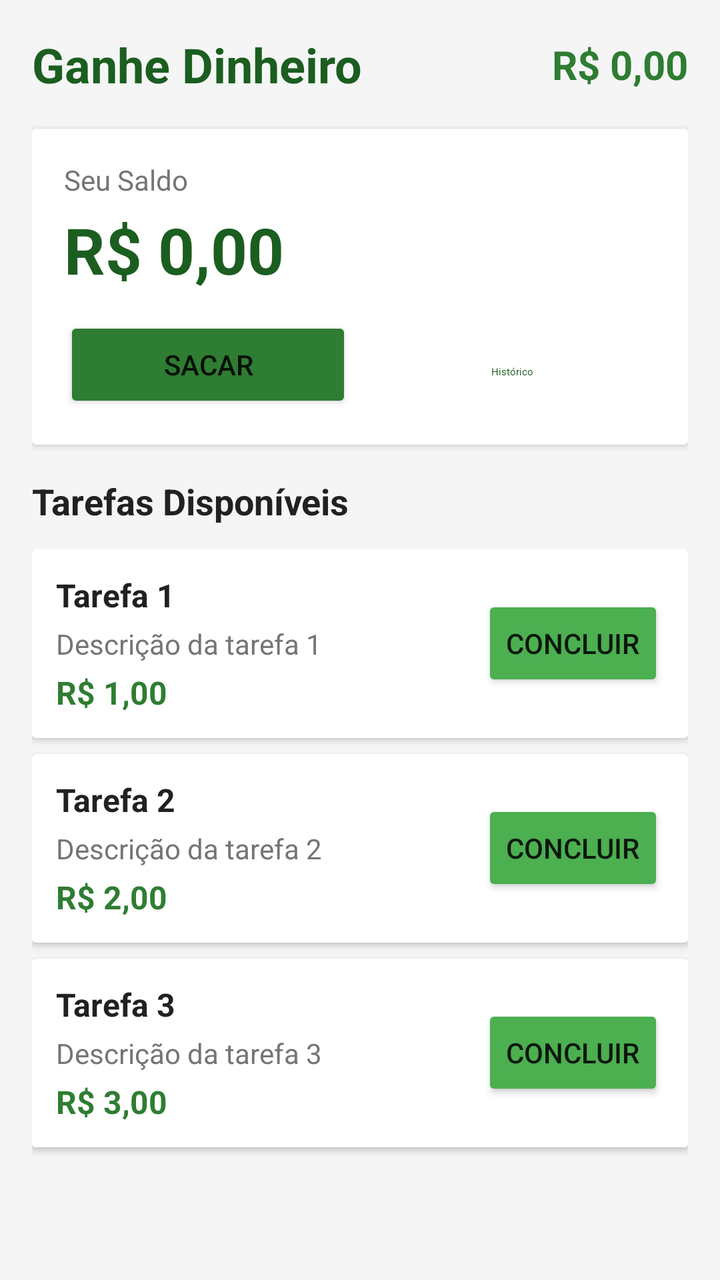
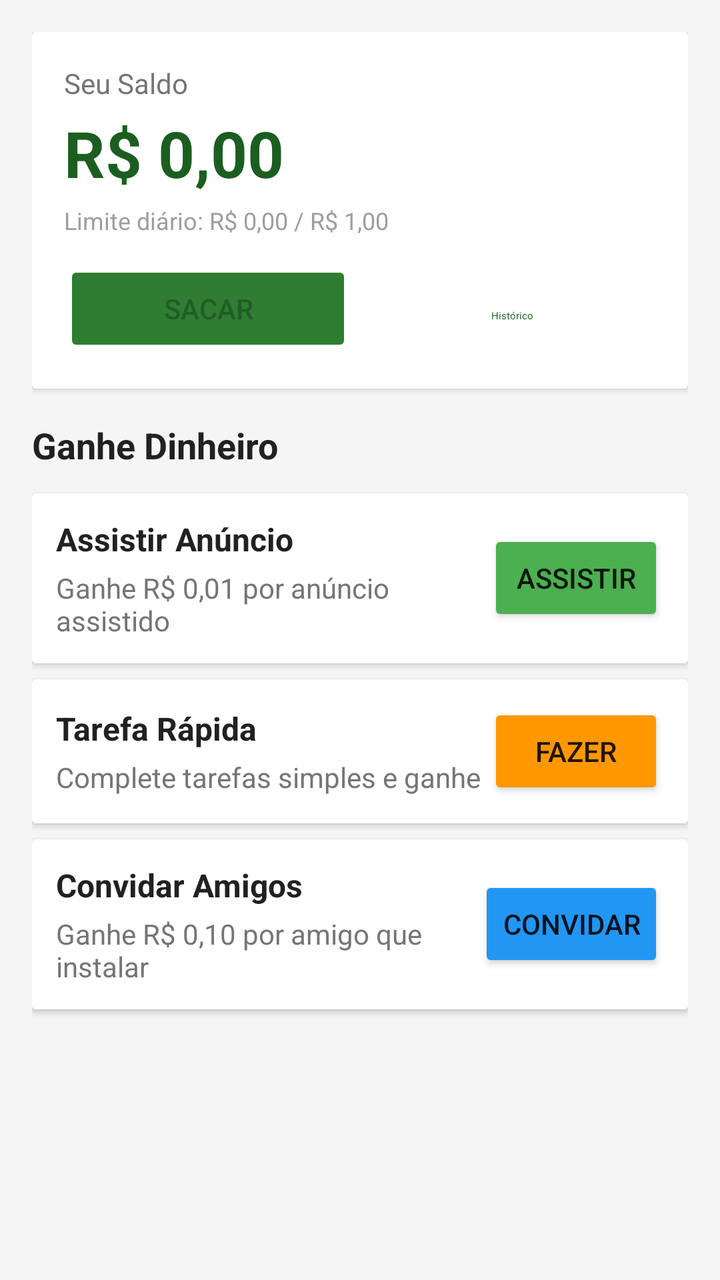

Compare the two renders of this Android layout. The source of the first and the diff that turns it into the second are given below.
<!-- AndroidManifest.xml: application theme Theme.Task2Cash -->
<!-- res/layout/activity_main.xml -->
<?xml version="1.0" encoding="utf-8"?>
<LinearLayout xmlns:android="http://schemas.android.com/apk/res/android"
    android:layout_width="match_parent"
    android:layout_height="match_parent"
    android:orientation="vertical"
    android:padding="16dp"
    android:background="#F5F5F5"
    android:fitsSystemWindows="true">

    
    <LinearLayout
        android:layout_width="match_parent"
        android:layout_height="wrap_content"
        android:orientation="horizontal"
        android:gravity="center_vertical"
        android:layout_marginBottom="16dp">

        <TextView
            android:layout_width="0dp"
            android:layout_height="wrap_content"
            android:layout_weight="1"
            android:text="Ganhe Dinheiro"
            android:textSize="24sp"
            android:textStyle="bold"
            android:textColor="#1B5E20" />

        <TextView
            android:id="@+id/tv_saldo"
            android:layout_width="wrap_content"
            android:layout_height="wrap_content"
            android:text="R$ 0,00"
            android:textSize="20sp"
            android:textStyle="bold"
            android:textColor="#2E7D32" />
    </LinearLayout>

    
    <androidx.cardview.widget.CardView
        android:layout_width="match_parent"
        android:layout_height="wrap_content"
        android:layout_marginBottom="16dp"
        android:elevation="4dp"
        android:radius="8dp">

        <LinearLayout
            android:layout_width="match_parent"
            android:layout_height="wrap_content"
            android:orientation="vertical"
            android:padding="16dp"
            android:background="#FFFFFF">

            <TextView
                android:layout_width="wrap_content"
                android:layout_height="wrap_content"
                android:text="Seu Saldo"
                android:textSize="14sp"
                android:textColor="#757575" />

            <TextView
                android:id="@+id/tv_saldo_card"
                android:layout_width="wrap_content"
                android:layout_height="wrap_content"
                android:text="R$ 0,00"
                android:textSize="32sp"
                android:textStyle="bold"
                android:textColor="#1B5E20"
                android:layout_marginTop="4dp" />

            <LinearLayout
                android:layout_width="match_parent"
                android:layout_height="wrap_content"
                android:orientation="horizontal"
                android:layout_marginTop="12dp">

                <Button
                    android:id="@+id/btn_sacar"
                    android:layout_width="0dp"
                    android:layout_height="wrap_content"
                    android:layout_weight="1"
                    android:layout_marginEnd="8dp"
                    android:text="Sacar"
                    android:backgroundTint="#2E7D32" />

                <Button
                    android:id="@+id/btn_historico"
                    android:layout_width="0dp"
                    android:layout_height="wrap_content"
                    android:layout_weight="1"
                    android:text="Histórico"
                    android:backgroundTint="#4CAF50"
                    style="@style/Widget.MaterialComponents.Button.OutlinedButton" />
            </LinearLayout>
        </LinearLayout>
    </androidx.cardview.widget.CardView>

    
    <TextView
        android:layout_width="wrap_content"
        android:layout_height="wrap_content"
        android:text="Tarefas Disponíveis"
        android:textSize="18sp"
        android:textStyle="bold"
        android:textColor="#212121"
        android:layout_marginBottom="12dp" />

    
    <ScrollView
        android:layout_width="match_parent"
        android:layout_height="0dp"
        android:layout_weight="1">

        <LinearLayout
            android:id="@+id/container_tarefas"
            android:layout_width="match_parent"
            android:layout_height="wrap_content"
            android:orientation="vertical">

            
            <androidx.cardview.widget.CardView
                android:layout_width="match_parent"
                android:layout_height="wrap_content"
                android:layout_marginBottom="8dp"
                android:elevation="2dp"
                android:radius="8dp">

                <LinearLayout
                    android:layout_width="match_parent"
                    android:layout_height="wrap_content"
                    android:orientation="horizontal"
                    android:padding="12dp"
                    android:background="#FFFFFF"
                    android:gravity="center_vertical">

                    <LinearLayout
                        android:layout_width="0dp"
                        android:layout_height="wrap_content"
                        android:layout_weight="1"
                        android:orientation="vertical">

                        <TextView
                            android:id="@+id/tv_tarefa1_titulo"
                            android:layout_width="wrap_content"
                            android:layout_height="wrap_content"
                            android:text="Tarefa 1"
                            android:textSize="16sp"
                            android:textStyle="bold"
                            android:textColor="#212121" />

                        <TextView
                            android:id="@+id/tv_tarefa1_desc"
                            android:layout_width="wrap_content"
                            android:layout_height="wrap_content"
                            android:text="Descrição da tarefa 1"
                            android:textSize="14sp"
                            android:textColor="#757575"
                            android:layout_marginTop="4dp" />

                        <TextView
                            android:id="@+id/tv_tarefa1_valor"
                            android:layout_width="wrap_content"
                            android:layout_height="wrap_content"
                            android:text="R$ 1,00"
                            android:textSize="16sp"
                            android:textStyle="bold"
                            android:textColor="#2E7D32"
                            android:layout_marginTop="4dp" />
                    </LinearLayout>

                    <Button
                        android:id="@+id/btn_tarefa1"
                        android:layout_width="wrap_content"
                        android:layout_height="wrap_content"
                        android:text="Concluir"
                        android:backgroundTint="#4CAF50" />
                </LinearLayout>
            </androidx.cardview.widget.CardView>

            
            <androidx.cardview.widget.CardView
                android:layout_width="match_parent"
                android:layout_height="wrap_content"
                android:layout_marginBottom="8dp"
                android:elevation="2dp"
                android:radius="8dp">

                <LinearLayout
                    android:layout_width="match_parent"
                    android:layout_height="wrap_content"
                    android:orientation="horizontal"
                    android:padding="12dp"
                    android:background="#FFFFFF"
                    android:gravity="center_vertical">

                    <LinearLayout
                        android:layout_width="0dp"
                        android:layout_height="wrap_content"
                        android:layout_weight="1"
                        android:orientation="vertical">

                        <TextView
                            android:id="@+id/tv_tarefa2_titulo"
                            android:layout_width="wrap_content"
                            android:layout_height="wrap_content"
                            android:text="Tarefa 2"
                            android:textSize="16sp"
                            android:textStyle="bold"
                            android:textColor="#212121" />

                        <TextView
                            android:id="@+id/tv_tarefa2_desc"
                            android:layout_width="wrap_content"
                            android:layout_height="wrap_content"
                            android:text="Descrição da tarefa 2"
                            android:textSize="14sp"
                            android:textColor="#757575"
                            android:layout_marginTop="4dp" />

                        <TextView
                            android:id="@+id/tv_tarefa2_valor"
                            android:layout_width="wrap_content"
                            android:layout_height="wrap_content"
                            android:text="R$ 2,00"
                            android:textSize="16sp"
                            android:textStyle="bold"
                            android:textColor="#2E7D32"
                            android:layout_marginTop="4dp" />
                    </LinearLayout>

                    <Button
                        android:id="@+id/btn_tarefa2"
                        android:layout_width="wrap_content"
                        android:layout_height="wrap_content"
                        android:text="Concluir"
                        android:backgroundTint="#4CAF50" />
                </LinearLayout>
            </androidx.cardview.widget.CardView>

            
            <androidx.cardview.widget.CardView
                android:layout_width="match_parent"
                android:layout_height="wrap_content"
                android:layout_marginBottom="8dp"
                android:elevation="2dp"
                android:radius="8dp">

                <LinearLayout
                    android:layout_width="match_parent"
                    android:layout_height="wrap_content"
                    android:orientation="horizontal"
                    android:padding="12dp"
                    android:background="#FFFFFF"
                    android:gravity="center_vertical">

                    <LinearLayout
                        android:layout_width="0dp"
                        android:layout_height="wrap_content"
                        android:layout_weight="1"
                        android:orientation="vertical">

                        <TextView
                            android:id="@+id/tv_tarefa3_titulo"
                            android:layout_width="wrap_content"
                            android:layout_height="wrap_content"
                            android:text="Tarefa 3"
                            android:textSize="16sp"
                            android:textStyle="bold"
                            android:textColor="#212121" />

                        <TextView
                            android:id="@+id/tv_tarefa3_desc"
                            android:layout_width="wrap_content"
                            android:layout_height="wrap_content"
                            android:text="Descrição da tarefa 3"
                            android:textSize="14sp"
                            android:textColor="#757575"
                            android:layout_marginTop="4dp" />

                        <TextView
                            android:id="@+id/tv_tarefa3_valor"
                            android:layout_width="wrap_content"
                            android:layout_height="wrap_content"
                            android:text="R$ 3,00"
                            android:textSize="16sp"
                            android:textStyle="bold"
                            android:textColor="#2E7D32"
                            android:layout_marginTop="4dp" />
                    </LinearLayout>

                    <Button
                        android:id="@+id/btn_tarefa3"
                        android:layout_width="wrap_content"
                        android:layout_height="wrap_content"
                        android:text="Concluir"
                        android:backgroundTint="#4CAF50" />
                </LinearLayout>
            </androidx.cardview.widget.CardView>

        </LinearLayout>
    </ScrollView>

</LinearLayout>
<!-- resources referenced by this layout -->
<resources>
  <style name="Theme.Task2Cash" parent="Theme.AppCompat.Light.DarkActionBar">
          <item name="colorPrimary">#1B5E20</item>
          <item name="colorPrimaryDark">#145214</item>
          <item name="colorAccent">#4CAF50</item>
          <item name="android:statusBarColor">@color/colorPrimaryDark</item>
          <item name="android:windowDrawsSystemBarBackgrounds">true</item>
          <item name="android:fitsSystemWindows">true</item>
      </style>
  <color name="colorPrimaryDark">#145214</color>
</resources>

<!-- the commit's change to res/layout/activity_main.xml (unified diff, before → after) -->
@@ -8,33 +8,6 @@
     android:fitsSystemWindows="true">
 
     
-    <LinearLayout
-        android:layout_width="match_parent"
-        android:layout_height="wrap_content"
-        android:orientation="horizontal"
-        android:gravity="center_vertical"
-        android:layout_marginBottom="16dp">
-
-        <TextView
-            android:layout_width="0dp"
-            android:layout_height="wrap_content"
-            android:layout_weight="1"
-            android:text="Ganhe Dinheiro"
-            android:textSize="24sp"
-            android:textStyle="bold"
-            android:textColor="#1B5E20" />
-
-        <TextView
-            android:id="@+id/tv_saldo"
-            android:layout_width="wrap_content"
-            android:layout_height="wrap_content"
-            android:text="R$ 0,00"
-            android:textSize="20sp"
-            android:textStyle="bold"
-            android:textColor="#2E7D32" />
-    </LinearLayout>
-
-    
     <androidx.cardview.widget.CardView
         android:layout_width="match_parent"
         android:layout_height="wrap_content"
@@ -57,7 +30,7 @@
                 android:textColor="#757575" />
 
             <TextView
-                android:id="@+id/tv_saldo_card"
+                android:id="@+id/tv_saldo"
                 android:layout_width="wrap_content"
                 android:layout_height="wrap_content"
                 android:text="R$ 0,00"
@@ -66,6 +39,15 @@
                 android:textColor="#1B5E20"
                 android:layout_marginTop="4dp" />
 
+            <TextView
+                android:id="@+id/tv_limite_diario"
+                android:layout_width="wrap_content"
+                android:layout_height="wrap_content"
+                android:text="Limite diário: R$ 0,00 / R$ 1,00"
+                android:textSize="12sp"
+                android:textColor="#9E9E9E"
+                android:layout_marginTop="4dp" />
+
             <LinearLayout
                 android:layout_width="match_parent"
                 android:layout_height="wrap_content"
@@ -79,7 +61,8 @@
                     android:layout_weight="1"
                     android:layout_marginEnd="8dp"
                     android:text="Sacar"
-                    android:backgroundTint="#2E7D32" />
+                    android:backgroundTint="#2E7D32"
+                    android:enabled="false" />
 
                 <Button
                     android:id="@+id/btn_historico"
@@ -97,205 +80,154 @@
     <TextView
         android:layout_width="wrap_content"
         android:layout_height="wrap_content"
-        android:text="Tarefas Disponíveis"
+        android:text="Ganhe Dinheiro"
         android:textSize="18sp"
         android:textStyle="bold"
         android:textColor="#212121"
         android:layout_marginBottom="12dp" />
 
     
-    <ScrollView
-        android:layout_width="match_parent"
-        android:layout_height="0dp"
-        android:layout_weight="1">
-
-        <LinearLayout
-            android:id="@+id/container_tarefas"
-            android:layout_width="match_parent"
-            android:layout_height="wrap_content"
-            android:orientation="vertical">
-
-            
-            <androidx.cardview.widget.CardView
-                android:layout_width="match_parent"
-                android:layout_height="wrap_content"
-                android:layout_marginBottom="8dp"
-                android:elevation="2dp"
-                android:radius="8dp">
-
-                <LinearLayout
-                    android:layout_width="match_parent"
-                    android:layout_height="wrap_content"
-                    android:orientation="horizontal"
-                    android:padding="12dp"
-                    android:background="#FFFFFF"
-                    android:gravity="center_vertical">
-
-                    <LinearLayout
-                        android:layout_width="0dp"
-                        android:layout_height="wrap_content"
-                        android:layout_weight="1"
-                        android:orientation="vertical">
-
-                        <TextView
-                            android:id="@+id/tv_tarefa1_titulo"
-                            android:layout_width="wrap_content"
-                            android:layout_height="wrap_content"
-                            android:text="Tarefa 1"
-                            android:textSize="16sp"
-                            android:textStyle="bold"
-                            android:textColor="#212121" />
-
-                        <TextView
-                            android:id="@+id/tv_tarefa1_desc"
-                            android:layout_width="wrap_content"
-                            android:layout_height="wrap_content"
-                            android:text="Descrição da tarefa 1"
-                            android:textSize="14sp"
-                            android:textColor="#757575"
-                            android:layout_marginTop="4dp" />
-
-                        <TextView
-                            android:id="@+id/tv_tarefa1_valor"
-                            android:layout_width="wrap_content"
-                            android:layout_height="wrap_content"
-                            android:text="R$ 1,00"
-                            android:textSize="16sp"
-                            android:textStyle="bold"
-                            android:textColor="#2E7D32"
-                            android:layout_marginTop="4dp" />
-                    </LinearLayout>
-
-                    <Button
-                        android:id="@+id/btn_tarefa1"
-                        android:layout_width="wrap_content"
-                        android:layout_height="wrap_content"
-                        android:text="Concluir"
-                        android:backgroundTint="#4CAF50" />
-                </LinearLayout>
-            </androidx.cardview.widget.CardView>
-
-            
-            <androidx.cardview.widget.CardView
-                android:layout_width="match_parent"
-                android:layout_height="wrap_content"
-                android:layout_marginBottom="8dp"
-                android:elevation="2dp"
-                android:radius="8dp">
-
-                <LinearLayout
-                    android:layout_width="match_parent"
-                    android:layout_height="wrap_content"
-                    android:orientation="horizontal"
-                    android:padding="12dp"
-                    android:background="#FFFFFF"
-                    android:gravity="center_vertical">
-
-                    <LinearLayout
-                        android:layout_width="0dp"
-                        android:layout_height="wrap_content"
-                        android:layout_weight="1"
-                        android:orientation="vertical">
-
-                        <TextView
-                            android:id="@+id/tv_tarefa2_titulo"
-                            android:layout_width="wrap_content"
-                            android:layout_height="wrap_content"
-                            android:text="Tarefa 2"
-                            android:textSize="16sp"
-                            android:textStyle="bold"
-                            android:textColor="#212121" />
-
-                        <TextView
-                            android:id="@+id/tv_tarefa2_desc"
-                            android:layout_width="wrap_content"
-                            android:layout_height="wrap_content"
-                            android:text="Descrição da tarefa 2"
-                            android:textSize="14sp"
-                            android:textColor="#757575"
-                            android:layout_marginTop="4dp" />
-
-                        <TextView
-                            android:id="@+id/tv_tarefa2_valor"
-                            android:layout_width="wrap_content"
-                            android:layout_height="wrap_content"
-                            android:text="R$ 2,00"
-                            android:textSize="16sp"
-                            android:textStyle="bold"
-                            android:textColor="#2E7D32"
-                            android:layout_marginTop="4dp" />
-                    </LinearLayout>
-
-                    <Button
-                        android:id="@+id/btn_tarefa2"
-                        android:layout_width="wrap_content"
-                        android:layout_height="wrap_content"
-                        android:text="Concluir"
-                        android:backgroundTint="#4CAF50" />
-                </LinearLayout>
-            </androidx.cardview.widget.CardView>
-
-            
-            <androidx.cardview.widget.CardView
-                android:layout_width="match_parent"
-                android:layout_height="wrap_content"
-                android:layout_marginBottom="8dp"
-                android:elevation="2dp"
-                android:radius="8dp">
-
-                <LinearLayout
-                    android:layout_width="match_parent"
-                    android:layout_height="wrap_content"
-                    android:orientation="horizontal"
-                    android:padding="12dp"
-                    android:background="#FFFFFF"
-                    android:gravity="center_vertical">
-
-                    <LinearLayout
-                        android:layout_width="0dp"
-                        android:layout_height="wrap_content"
-                        android:layout_weight="1"
-                        android:orientation="vertical">
-
-                        <TextView
-                            android:id="@+id/tv_tarefa3_titulo"
-                            android:layout_width="wrap_content"
-                            android:layout_height="wrap_content"
-                            android:text="Tarefa 3"
-                            android:textSize="16sp"
-                            android:textStyle="bold"
-                            android:textColor="#212121" />
-
-                        <TextView
-                            android:id="@+id/tv_tarefa3_desc"
-                            android:layout_width="wrap_content"
-                            android:layout_height="wrap_content"
-                            android:text="Descrição da tarefa 3"
-                            android:textSize="14sp"
-                            android:textColor="#757575"
-                            android:layout_marginTop="4dp" />
-
-                        <TextView
-                            android:id="@+id/tv_tarefa3_valor"
-                            android:layout_width="wrap_content"
-                            android:layout_height="wrap_content"
-                            android:text="R$ 3,00"
-                            android:textSize="16sp"
-                            android:textStyle="bold"
-                            android:textColor="#2E7D32"
-                            android:layout_marginTop="4dp" />
-                    </LinearLayout>
-
-                    <Button
-                        android:id="@+id/btn_tarefa3"
-                        android:layout_width="wrap_content"
-                        android:layout_height="wrap_content"
-                        android:text="Concluir"
-                        android:backgroundTint="#4CAF50" />
-                </LinearLayout>
-            </androidx.cardview.widget.CardView>
-
-        </LinearLayout>
-    </ScrollView>
+    <androidx.cardview.widget.CardView
+        android:layout_width="match_parent"
+        android:layout_height="wrap_content"
+        android:layout_marginBottom="8dp"
+        android:elevation="2dp"
+        android:radius="8dp">
+
+        <LinearLayout
+            android:layout_width="match_parent"
+            android:layout_height="wrap_content"
+            android:orientation="horizontal"
+            android:padding="12dp"
+            android:background="#FFFFFF"
+            android:gravity="center_vertical">
+
+            <LinearLayout
+                android:layout_width="0dp"
+                android:layout_height="wrap_content"
+                android:layout_weight="1"
+                android:orientation="vertical">
+
+                <TextView
+                    android:layout_width="wrap_content"
+                    android:layout_height="wrap_content"
+                    android:text="Assistir Anúncio"
+                    android:textSize="16sp"
+                    android:textStyle="bold"
+                    android:textColor="#212121" />
+
+                <TextView
+                    android:layout_width="wrap_content"
+                    android:layout_height="wrap_content"
+                    android:text="Ganhe R$ 0,01 por anúncio assistido"
+                    android:textSize="14sp"
+                    android:textColor="#757575"
+                    android:layout_marginTop="4dp" />
+            </LinearLayout>
+
+            <Button
+                android:id="@+id/btn_anuncio"
+                android:layout_width="wrap_content"
+                android:layout_height="wrap_content"
+                android:text="Assistir"
+                android:backgroundTint="#4CAF50" />
+        </LinearLayout>
+    </androidx.cardview.widget.CardView>
+
+    
+    <androidx.cardview.widget.CardView
+        android:layout_width="match_parent"
+        android:layout_height="wrap_content"
+        android:layout_marginBottom="8dp"
+        android:elevation="2dp"
+        android:radius="8dp">
+
+        <LinearLayout
+            android:layout_width="match_parent"
+            android:layout_height="wrap_content"
+            android:orientation="horizontal"
+            android:padding="12dp"
+            android:background="#FFFFFF"
+            android:gravity="center_vertical">
+
+            <LinearLayout
+                android:layout_width="0dp"
+                android:layout_height="wrap_content"
+                android:layout_weight="1"
+                android:orientation="vertical">
+
+                <TextView
+                    android:layout_width="wrap_content"
+                    android:layout_height="wrap_content"
+                    android:text="Tarefa Rápida"
+                    android:textSize="16sp"
+                    android:textStyle="bold"
+                    android:textColor="#212121" />
+
+                <TextView
+                    android:layout_width="wrap_content"
+                    android:layout_height="wrap_content"
+                    android:text="Complete tarefas simples e ganhe"
+                    android:textSize="14sp"
+                    android:textColor="#757575"
+                    android:layout_marginTop="4dp" />
+            </LinearLayout>
+
+            <Button
+                android:id="@+id/btn_tarefa_rapida"
+                android:layout_width="wrap_content"
+                android:layout_height="wrap_content"
+                android:text="Fazer"
+                android:backgroundTint="#FF9800" />
+        </LinearLayout>
+    </androidx.cardview.widget.CardView>
+
+    
+    <androidx.cardview.widget.CardView
+        android:layout_width="match_parent"
+        android:layout_height="wrap_content"
+        android:layout_marginBottom="8dp"
+        android:elevation="2dp"
+        android:radius="8dp">
+
+        <LinearLayout
+            android:layout_width="match_parent"
+            android:layout_height="wrap_content"
+            android:orientation="horizontal"
+            android:padding="12dp"
+            android:background="#FFFFFF"
+            android:gravity="center_vertical">
+
+            <LinearLayout
+                android:layout_width="0dp"
+                android:layout_height="wrap_content"
+                android:layout_weight="1"
+                android:orientation="vertical">
+
+                <TextView
+                    android:layout_width="wrap_content"
+                    android:layout_height="wrap_content"
+                    android:text="Convidar Amigos"
+                    android:textSize="16sp"
+                    android:textStyle="bold"
+                    android:textColor="#212121" />
+
+                <TextView
+                    android:layout_width="wrap_content"
+                    android:layout_height="wrap_content"
+                    android:text="Ganhe R$ 0,10 por amigo que instalar"
+                    android:textSize="14sp"
+                    android:textColor="#757575"
+                    android:layout_marginTop="4dp" />
+            </LinearLayout>
+
+            <Button
+                android:id="@+id/btn_convidar"
+                android:layout_width="wrap_content"
+                android:layout_height="wrap_content"
+                android:text="Convidar"
+                android:backgroundTint="#2196F3" />
+        </LinearLayout>
+    </androidx.cardview.widget.CardView>
 
 </LinearLayout>
